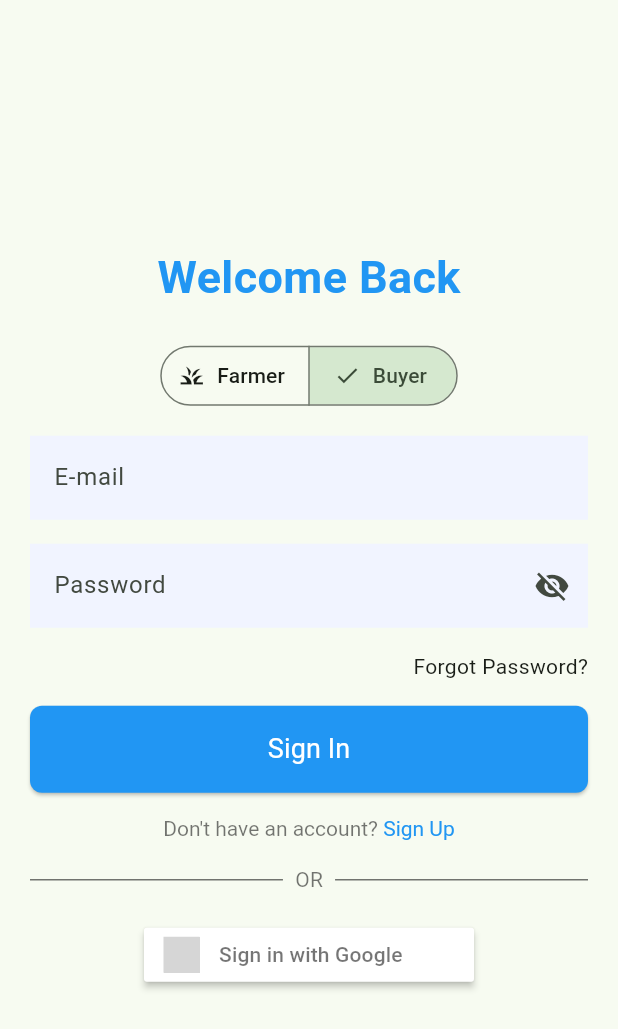
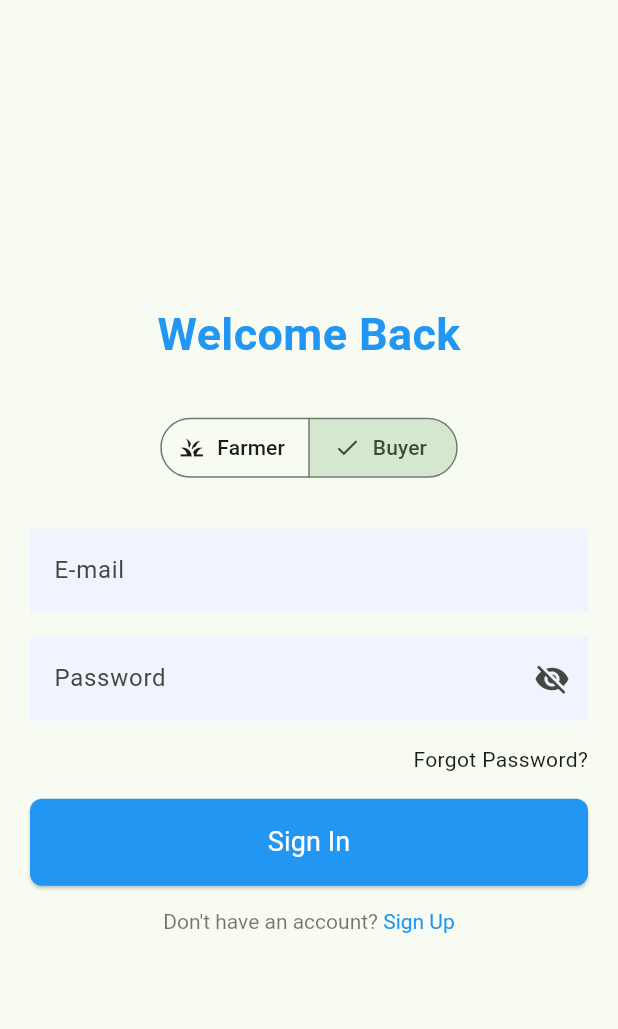
Before and after one commit to ChandulaJ/HarvestLinkApp, a Flutter app: the screen it shows after launch, on a phone screen of 412 x 824 dp. Shown: the top 1029 px of the screen. Run offline on Flutter 3.47's test engine with Material 3 defaults, Android fonts, the phone set to English and light mode, and no system bars; drawn by our look-alikes of sign_in_button; our stand-ins replace cloud_firestore, easy_search_bar, firebase_core, get, google_fonts, group_button; accounts and stored records are empty; grey boxes are pictures that could not be loaded.

Commit message:
Update signin_page.dart

```diff
--- a/lib/common/views/pages/signin_page.dart
+++ b/lib/common/views/pages/signin_page.dart
@@ -26,8 +26,10 @@ class _SignInPageState extends State<SignInPage> {
           child: Padding(
             padding: const EdgeInsets.all(20.0),
             child: Column(
-              mainAxisAlignment: MainAxisAlignment.center,
+              mainAxisAlignment:MainAxisAlignment.spaceAround,
+
               children: [
+
                 // Title
                 Text(
                   "Welcome Back",
@@ -37,10 +39,10 @@ class _SignInPageState extends State<SignInPage> {
                     fontSize: 30,
                   ),
                 ),
-                const SizedBox(height: 20.0),
+                const SizedBox(height: 30.0),
                 SingleUserSelector(),
 
-                const SizedBox(height: 16.0),
+                const SizedBox(height: 30.0),
 
                 // Email
                 TextFormField(
@@ -142,41 +144,6 @@ class _SignInPageState extends State<SignInPage> {
                           },
                       ),
                     ])),
-
-                const SizedBox(height: 16),
-
-                // Divider with line
-                Container(
-                  width: MediaQuery.of(context).size.width,
-                  child: const Row(
-                    children: [
-                      Expanded(
-                        child: Divider(
-                          color: Colors.black54,
-                        ),
-                      ),
-                      Padding(
-                        padding: EdgeInsets.symmetric(horizontal: 8.0),
-                        child:
-                            Text("OR", style: TextStyle(color: Colors.black54)),
-                      ),
-                      Expanded(
-                        child: Divider(
-                          color: Colors.black54,
-                        ),
-                      ),
-                    ],
-                  ),
-                ),
-
-                const SizedBox(height: 16),
-
-                SignInButton(
-                  Buttons.google,
-                  onPressed: () {
-                    //TODO: signin btn logic
-                  },
-                ),
               ],
             ),
           ),
```
